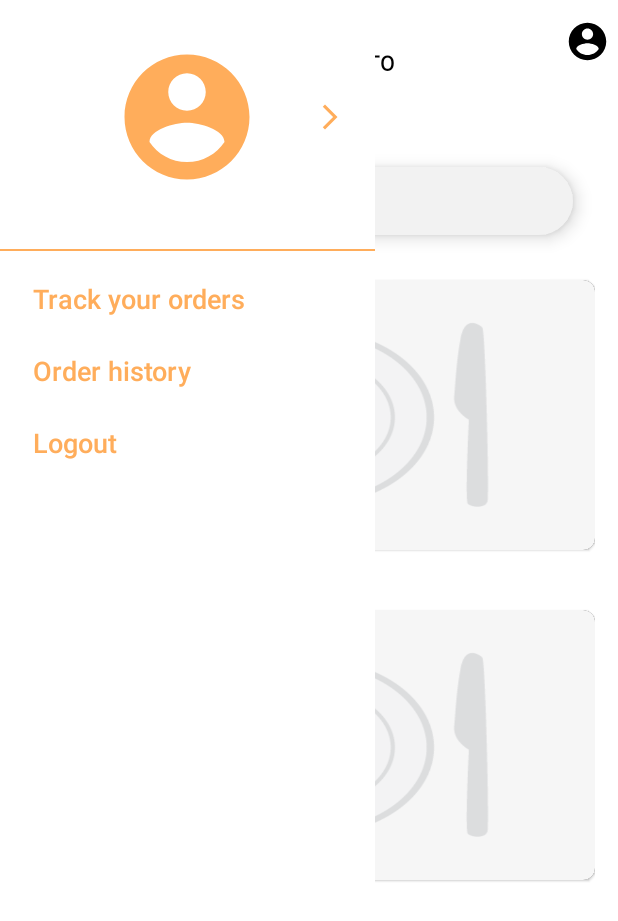
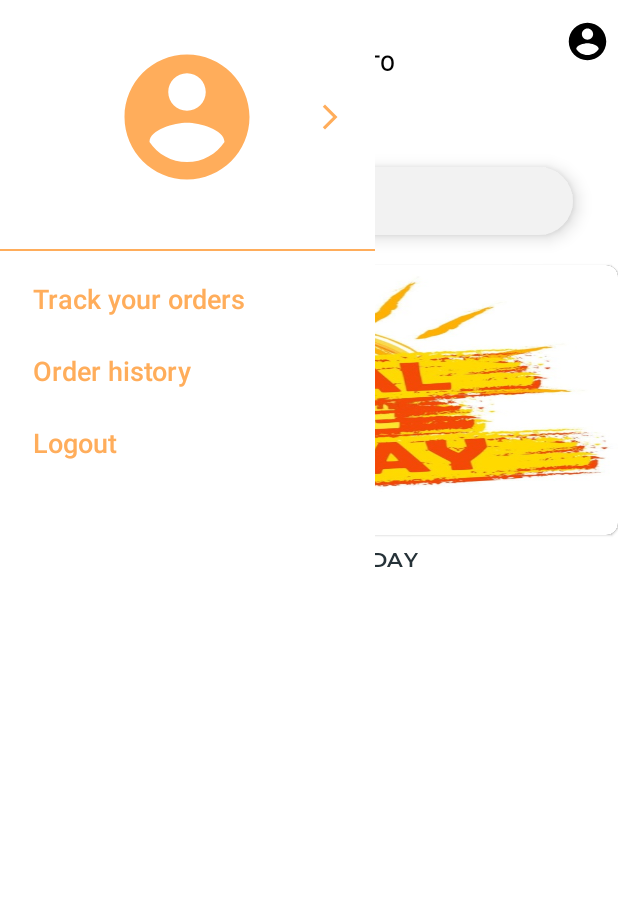
Before and after one commit to UzairAhmed7623/FoodBox, an Android app: the MainActivity screen opened directly, with no data from a screen before it, on a phone screen of 412 x 824 dp. Shown: the top 921 px of the screen. Run offline under Robolectric (Android 15) with nearby library versions, the light colour scheme and no system bars; our stand-ins replace CircleImageView, Firebase (no records; nobody signed in at launch, a user with empty details on screens opened directly); libraries missing offline, so code that uses them is left out: com.facebook, com.facebook.login, com.infideap.drawerbehavior, com.mlsdev.animatedrv, com.podcopic.animationlib and 3 more; plain views replace AdvanceDrawerLayout; pictures from the network do not load; 11 statements that could not run were skipped.

Commit message:
commit 11!

```diff
--- a/app/src/main/java/com/inkhornsolutions/foodbox/Common/Common.java
+++ b/app/src/main/java/com/inkhornsolutions/foodbox/Common/Common.java
@@ -19,6 +19,7 @@ import androidx.core.app.NotificationCompat;
 
 import com.inkhornsolutions.foodbox.R;
 
+import java.util.AbstractCollection;
 import java.util.ArrayList;
 import java.util.HashMap;
 
@@ -26,6 +27,7 @@ public class Common {
 
     public static ArrayList<String> id = new ArrayList<>();
     public static HashMap<String, Object> discountAvailable = new HashMap<>();
+    public static ArrayList<String> res = new ArrayList<>();
 
     public static void showNotification(Context context, int id, String title, String body, Intent intent) {
 
--- a/app/src/main/java/com/inkhornsolutions/foodbox/MainActivity.java
+++ b/app/src/main/java/com/inkhornsolutions/foodbox/MainActivity.java
@@ -21,6 +21,7 @@ import android.view.animation.AnimationUtils;
 import android.view.animation.LayoutAnimationController;
 import android.widget.Adapter;
 import android.widget.ImageView;
+import android.widget.LinearLayout;
 import android.widget.TextView;
 import android.widget.Toast;
 
@@ -61,6 +62,7 @@ import com.inkhornsolutions.foodbox.Common.Common;
 import com.inkhornsolutions.foodbox.adapters.MainActivityAdapter;
 import com.inkhornsolutions.foodbox.models.RestaurantModelClass;
 import com.mlsdev.animatedrv.AnimatedRecyclerView;
+import com.podcopic.animationlib.library.linear.Linear;
 
 import org.jetbrains.annotations.NotNull;
 
@@ -84,12 +86,13 @@ public class MainActivity extends AppCompatActivity implements NavigationView.On
     private TextView tvUserName;
     private CircleImageView ivProfileImage;
     private TextView tvAddress;
-//    private SwipeRefreshLayout mSwipeRefreshLayout;
+    private SwipeRefreshLayout mSwipeRefreshLayout;
     private ProgressDialog progressDialog;
     private String imageUri;
     private TextView tvItemSearch;
     private LoginManager loginManager;
     private MainActivityAdapter mainActivityAdapter;
+    private LinearLayout layoutDealOfTheDay;
 
     @Override
     protected void onCreate(Bundle savedInstanceState) {
@@ -103,17 +106,18 @@ public class MainActivity extends AppCompatActivity implements NavigationView.On
         toolbar = (Toolbar) findViewById(R.id.toolbar);
         drawerLayout = (AdvanceDrawerLayout) findViewById(R.id.drawerLayout);
         tvAddress = (TextView) findViewById(R.id.tvAddress);
-//        mSwipeRefreshLayout = (SwipeRefreshLayout) findViewById(R.id.pull_to_refresh);
+        mSwipeRefreshLayout = (SwipeRefreshLayout) findViewById(R.id.pull_to_refresh);
         tvItemSearch = (TextView) findViewById(R.id.tvItemSearch);
         rvRestaurant = (RecyclerView) findViewById(R.id.rvRestaurantName);
+        layoutDealOfTheDay = (LinearLayout) findViewById(R.id.layoutDealOfTheDay);
 
         setSupportActionBar(toolbar);
         Objects.requireNonNull(getSupportActionBar()).setDisplayHomeAsUpEnabled(true);
 
 //        setupWindowAnimations();
 
-//        mSwipeRefreshLayout.setProgressBackgroundColorSchemeColor(ContextCompat.getColor(getApplicationContext(), R.color.white));
-//        mSwipeRefreshLayout.setColorSchemeColors(Color.BLACK, Color.BLACK);
+        mSwipeRefreshLayout.setProgressBackgroundColorSchemeColor(ContextCompat.getColor(getApplicationContext(), R.color.white));
+        mSwipeRefreshLayout.setColorSchemeColors(Color.BLACK, Color.BLACK);
 
         // Hide status bar
         getWindow().addFlags(WindowManager.LayoutParams.FLAG_FULLSCREEN);
@@ -193,17 +197,17 @@ public class MainActivity extends AppCompatActivity implements NavigationView.On
 //                    }
 //                });
 
-//        mSwipeRefreshLayout.setOnRefreshListener(new SwipeRefreshLayout.OnRefreshListener() {
-//            @Override
-//            public void onRefresh() {
-//                mSwipeRefreshLayout.postDelayed(new Runnable() {
-//                    @Override
-//                    public void run() {
-//                        loadData();
-//                    }
-//                }, 1500);
-//            }
-//        });
+        mSwipeRefreshLayout.setOnRefreshListener(new SwipeRefreshLayout.OnRefreshListener() {
+            @Override
+            public void onRefresh() {
+                mSwipeRefreshLayout.postDelayed(new Runnable() {
+                    @Override
+                    public void run() {
+                        loadData();
+                    }
+                }, 1500);
+            }
+        });
 
         tvItemSearch.setOnClickListener(new View.OnClickListener() {
             @Override
@@ -228,6 +232,8 @@ public class MainActivity extends AppCompatActivity implements NavigationView.On
         loadAllIds();
         loadData();
         checkForDiscount();
+        dealOfTheDay();
+        getAllRestaurantNames();
         firebaseFirestore.collection("Users").document(Objects.requireNonNull(firebaseAuth.getCurrentUser()).getUid()).get()
                 .addOnSuccessListener(new OnSuccessListener<DocumentSnapshot>() {
                     @Override
@@ -260,6 +266,38 @@ public class MainActivity extends AppCompatActivity implements NavigationView.On
                         Snackbar.make(findViewById(android.R.id.content), e.getMessage(), Snackbar.LENGTH_SHORT).setBackgroundTint(getColor(R.color.myColor)).setTextColor(Color.WHITE).show();
                     }
                 });
+    }
+
+    private void getAllRestaurantNames() {
+        firebaseFirestore.collection("Restaurants").addSnapshotListener(new EventListener<QuerySnapshot>() {
+            @Override
+            public void onEvent(@Nullable QuerySnapshot value, @Nullable FirebaseFirestoreException error) {
+                if (error == null) {
+                    for (DocumentSnapshot documentSnapshot : value.getDocuments()) {
+                        if (documentSnapshot.exists()) {
+                            Common.res.add(documentSnapshot.getId());
+                        }
+                    }
+                } else {
+                    Toasty.error(getApplicationContext(), Objects.requireNonNull(error.getMessage()), Toasty.LENGTH_LONG).show();
+                }
+            }
+        });
+    }
+
+    private void dealOfTheDay() {
+        layoutDealOfTheDay.setOnClickListener(new View.OnClickListener() {
+            @Override
+            public void onClick(View view) {
+                Intent intent = new Intent(MainActivity.this, RestaurantItems.class);
+                intent.putExtra("restaurant", "res");
+                intent.putExtra("name", "res");
+
+                intent.putExtra("DOD", "DOD");
+                startActivity(intent);
+            }
+        });
+
     }
 
     private void checkForDiscount() {
@@ -317,7 +355,7 @@ public class MainActivity extends AppCompatActivity implements NavigationView.On
                                 resDetails.add(restaurantModelClass);
                             }
                             progressDialog.dismiss();
-//                            mSwipeRefreshLayout.setRefreshing(false);
+                            mSwipeRefreshLayout.setRefreshing(false);
                         } else {
                             Toast.makeText(MainActivity.this, error.getMessage(), Toast.LENGTH_SHORT).show();
                         }
--- /dev/null
+++ b/app/src/main/java/com/inkhornsolutions/foodbox/adapters/DODProductsAdapter.java
@@ -0,0 +1,4 @@
+package com.inkhornsolutions.foodbox.adapters;
+
+public class DODProductsAdapter {
+}
--- a/app/src/main/res/layout/activity_main.xml
+++ b/app/src/main/res/layout/activity_main.xml
@@ -121,7 +121,7 @@
             <com.google.android.material.appbar.AppBarLayout
                 android:id="@+id/app_bar"
                 android:layout_width="match_parent"
-                android:layout_height="450dp"
+                android:layout_height="220dp"
                 android:fitsSystemWindows="true">
 
                 <com.google.android.material.appbar.CollapsingToolbarLayout
@@ -132,12 +132,12 @@
                     android:background="@color/white"
                     app:layout_scrollFlags="scroll|snap|exitUntilCollapsed">
 
-                    <RelativeLayout
-                        android:layout_width="match_parent"
-                        android:layout_height="match_parent"
-                        android:paddingStart="15dp"
-                        android:paddingTop="10dp"
-                        android:paddingEnd="15dp">
+<!--                    <RelativeLayout-->
+<!--                        android:layout_width="match_parent"-->
+<!--                        android:layout_height="match_parent"-->
+<!--                        android:paddingStart="15dp"-->
+<!--                        android:paddingTop="10dp"-->
+<!--                        android:paddingEnd="15dp">-->
 
                         <LinearLayout
                             android:id="@+id/layoutDealOfTheDay"
@@ -165,19 +165,20 @@
 
                                     <TextView
                                         android:id="@+id/tvRestaurant"
-                                        android:layout_width="wrap_content"
+                                        android:layout_width="match_parent"
                                         android:layout_height="wrap_content"
                                         android:layout_gravity="start"
                                         android:layout_marginStart="2dp"
                                         android:fontFamily="@font/montserra_regular_bold"
                                         android:includeFontPadding="false"
                                         android:letterSpacing="0.05"
-                                        android:text="Restaurant Name"
+                                        android:text="Deal of the day"
                                         android:textAllCaps="true"
                                         android:textColor="@color/grey_90"
                                         android:textFontWeight="600"
                                         android:textSize="14sp"
-                                        android:textStyle="bold" />
+                                        android:textStyle="bold"
+                                        android:gravity="center_horizontal"/>
 
                                 </LinearLayout>
 
@@ -200,77 +201,77 @@
                                 android:layout_height="match_parent"
                                 android:adjustViewBounds="true"
                                 android:scaleType="fitXY"
-                                android:src="@drawable/food_placeholder" />
+                                android:src="@drawable/deal_of_the_day" />
 
                         </com.google.android.material.card.MaterialCardView>
 
-                        <LinearLayout
-                            android:id="@+id/layout6"
-                            android:layout_width="match_parent"
-                            android:layout_height="wrap_content"
-                            android:background="@color/white"
-                            android:orientation="vertical"
-                            android:layout_below="@+id/layoutDealOfTheDay">
+<!--                        <LinearLayout-->
+<!--                            android:id="@+id/layout6"-->
+<!--                            android:layout_width="match_parent"-->
+<!--                            android:layout_height="wrap_content"-->
+<!--                            android:background="@color/white"-->
+<!--                            android:orientation="vertical"-->
+<!--                            android:layout_below="@+id/layoutDealOfTheDay">-->
 
-                            <com.google.android.material.card.MaterialCardView
-                                android:id="@+id/cardView2"
-                                style="@style/Widget.MaterialComponents.Button"
-                                android:layout_width="match_parent"
-                                android:layout_height="220dp"
-                                android:background="@drawable/ripple"
-                                app:cardCornerRadius="0dp"
-                                app:cardElevation="5dp">
+<!--                            <com.google.android.material.card.MaterialCardView-->
+<!--                                android:id="@+id/cardView2"-->
+<!--                                style="@style/Widget.MaterialComponents.Button"-->
+<!--                                android:layout_width="match_parent"-->
+<!--                                android:layout_height="220dp"-->
+<!--                                android:background="@drawable/ripple"-->
+<!--                                app:cardCornerRadius="0dp"-->
+<!--                                app:cardElevation="5dp">-->
 
-                                <LinearLayout
-                                    android:layout_width="match_parent"
-                                    android:layout_height="wrap_content"
-                                    android:layout_gravity="bottom"
-                                    android:layout_marginBottom="5dp"
-                                    android:background="@color/white"
-                                    android:orientation="vertical">
+<!--                                <LinearLayout-->
+<!--                                    android:layout_width="match_parent"-->
+<!--                                    android:layout_height="wrap_content"-->
+<!--                                    android:layout_gravity="bottom"-->
+<!--                                    android:layout_marginBottom="5dp"-->
+<!--                                    android:background="@color/white"-->
+<!--                                    android:orientation="vertical">-->
 
-                                    <TextView
-                                        android:id="@+id/tvUpForGrab"
-                                        android:layout_width="wrap_content"
-                                        android:layout_height="wrap_content"
-                                        android:layout_gravity="start"
-                                        android:layout_marginStart="2dp"
-                                        android:fontFamily="@font/montserra_regular_bold"
-                                        android:includeFontPadding="false"
-                                        android:letterSpacing="0.05"
-                                        android:text="Restaurant Name"
-                                        android:textAllCaps="true"
-                                        android:textColor="@color/grey_90"
-                                        android:textFontWeight="600"
-                                        android:textSize="14sp"
-                                        android:textStyle="bold" />
+<!--                                    <TextView-->
+<!--                                        android:id="@+id/tvUpForGrab"-->
+<!--                                        android:layout_width="wrap_content"-->
+<!--                                        android:layout_height="wrap_content"-->
+<!--                                        android:layout_gravity="start"-->
+<!--                                        android:layout_marginStart="2dp"-->
+<!--                                        android:fontFamily="@font/montserra_regular_bold"-->
+<!--                                        android:includeFontPadding="false"-->
+<!--                                        android:letterSpacing="0.05"-->
+<!--                                        android:text="Restaurant Name"-->
+<!--                                        android:textAllCaps="true"-->
+<!--                                        android:textColor="@color/grey_90"-->
+<!--                                        android:textFontWeight="600"-->
+<!--                                        android:textSize="14sp"-->
+<!--                                        android:textStyle="bold" />-->
 
-                                </LinearLayout>
+<!--                                </LinearLayout>-->
 
-                            </com.google.android.material.card.MaterialCardView>
+<!--                            </com.google.android.material.card.MaterialCardView>-->
 
-                        </LinearLayout>
+<!--                        </LinearLayout>-->
 
-                        <com.google.android.material.card.MaterialCardView
+<!--                        <com.google.android.material.card.MaterialCardView-->
 
-                            android:layout_width="match_parent"
-                            android:layout_height="180dp"
-                            android:layout_marginTop="230dp"
-                            android:padding="10dp"
-                            app:cardBackgroundColor="@color/black"
-                            app:cardCornerRadius="8dp">
+<!--                            android:layout_width="match_parent"-->
+<!--                            android:layout_height="180dp"-->
+<!--                            android:layout_marginTop="230dp"-->
+<!--                            android:padding="10dp"-->
+<!--                            app:cardBackgroundColor="@color/black"-->
+<!--                            app:cardCornerRadius="8dp">-->
 
-                            <ImageView
-                                android:id="@+id/ivUpForTheGrab"
-                                android:layout_width="match_parent"
-                                android:layout_height="match_parent"
-                                android:adjustViewBounds="true"
-                                android:scaleType="fitXY"
-                                android:src="@drawable/food_placeholder" />
+<!--                            <ImageView-->
+<!--                                android:id="@+id/ivUpForTheGrab"-->
+<!--                                android:layout_width="match_parent"-->
+<!--                                android:layout_height="match_parent"-->
+<!--                                android:adjustViewBounds="true"-->
+<!--                                android:scaleType="fitXY"-->
+<!--                                android:src="@drawable/food_placeholder" />-->
 
-                        </com.google.android.material.card.MaterialCardView>
+<!--                        </com.google.android.material.card.MaterialCardView>-->
 
-                    </RelativeLayout>
+<!--                    </RelativeLayout>-->
 
                 </com.google.android.material.appbar.CollapsingToolbarLayout>
 
```
Also changed, not shown: app/src/main/java/com/inkhornsolutions/foodbox/RestaurantItems.java (+49 -3 lines), app/src/main/res/drawable/deal_of_the_day.jpg (added).
